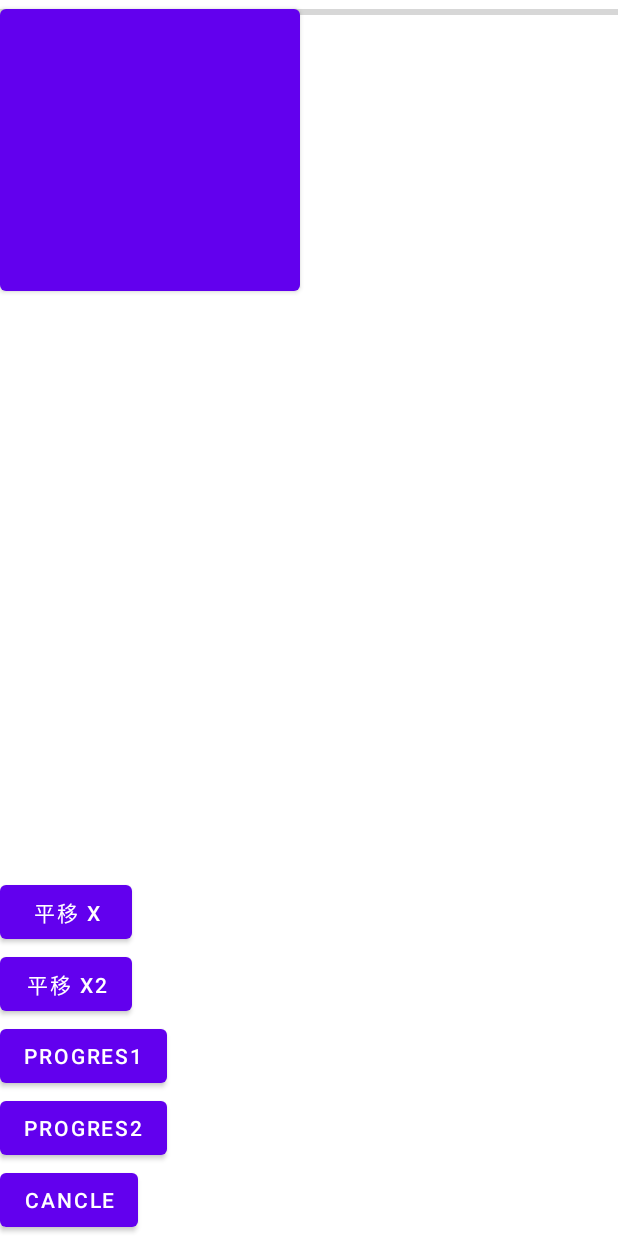
After one commit to limajia/PracticesRep, an Android app: the PropertyanimTestActivity screen opened directly, with no data from a screen before it, on a phone screen of 412 x 824 dp. The commit adds this screen. Run offline under Robolectric (Android 15) with nearby library versions, the phone set to English and light mode, and no system bars; libraries missing offline, so code that uses them is left out: com.github.moduth.blockcanary.

Commit message:
属性动画是可以重复使用的

```diff
--- a/app/src/main/AndroidManifest.xml
+++ b/app/src/main/AndroidManifest.xml
@@ -19,6 +19,13 @@
         android:roundIcon="@mipmap/ic_launcher_round"
         android:supportsRtl="true"
         android:theme="@style/Theme.MaterialComponents.Light.NoActionBar">
+        <activity
+            android:name=".PropertyanimTestActivity"
+            android:exported="false">
+            <meta-data
+                android:name="android.app.lib_name"
+                android:value="" />
+        </activity>
         <activity
             android:name=".RecyclerViewTestActivity"
             android:exported="false">
@@ -178,6 +185,7 @@
             android:name=".floatwindowtest.FloatPermissionGuideActivity"
             android:theme="@style/alertThemeActivity" />
         <activity android:name=".RecyclerViewTest.RecyclerViewTestActivity" />
+        <activity android:name=".PropertyanimTest.PropertyanimTestActivity" />
 
         <service android:name=".intentservice.IntentServiceTestActivity$CustomIntentService" />
     </application>
--- a/app/src/main/java/com/mlj/practicesrep/MainActivity.java
+++ b/app/src/main/java/com/mlj/practicesrep/MainActivity.java
@@ -23,6 +23,7 @@ import androidx.recyclerview.widget.RecyclerView;
 
 import com.google.android.material.bottomsheet.BottomSheetBehavior;
 import com.mlj.practicesrep.FileProvidertest.FileProviderTestActivity;
+import com.mlj.practicesrep.PropertyanimTest.PropertyanimTestActivity;
 import com.mlj.practicesrep.RecyclerViewTest.RecyclerViewTestActivity;
 import com.mlj.practicesrep.bindertest.client.BinderTestActivity;
 import com.mlj.practicesrep.blockcanary.BlockCanaryTestActivity;
@@ -76,6 +77,12 @@ public class MainActivity extends AppCompatActivity {
     protected void onCreate(Bundle savedInstanceState) {
         super.onCreate(savedInstanceState);
         setContentView(R.layout.activity_main);
+        //41 propertyanim_test
+        View propertyanim_test = findViewById(R.id.propertyanim_test);
+        propertyanim_test.setOnClickListener(v -> {
+            Intent intent = new Intent(MainActivity.this, PropertyanimTestActivity.class);
+            startActivity(intent);
+        });
         //41recyclerviewtest
         View recyclerview_test = findViewById(R.id.recyclerview_test);
         recyclerview_test.setOnClickListener(v -> {
--- /dev/null
+++ b/app/src/main/java/com/mlj/practicesrep/PropertyanimTest/PropertyanimTestActivity.java
@@ -0,0 +1,62 @@
+package com.mlj.practicesrep.PropertyanimTest;
+
+import android.animation.ObjectAnimator;
+import android.os.Bundle;
+import android.widget.Button;
+import android.widget.ProgressBar;
+
+import androidx.appcompat.app.AppCompatActivity;
+
+import com.mlj.practicesrep.R;
+
+public class PropertyanimTestActivity extends AppCompatActivity {
+
+    private Button mAnimview;
+    private Button mPingyix1;
+    private Button mPingyix2;
+    private Button mPingyix3;
+    ObjectAnimator animator;
+    ObjectAnimator proressanimator;
+    private ProgressBar mProgressHorizontal;
+    private Button mProgres1;
+    private Button mProgres2;
+    private Button mProgres3;
+
+    @Override
+    protected void onCreate(Bundle savedInstanceState) {
+        super.onCreate(savedInstanceState);
+        setContentView(R.layout.activity_propertyanim_test);
+        initView();
+    }
+
+    //1.多个同一属性的属性动画执行，后面的会替换之前的
+    //2.同一个ObjectAnimator可以多次start，都从属性额的开始到结束执行,是可以使用的
+    private void initView() {
+        mAnimview = findViewById(R.id.animview);
+        animator = ObjectAnimator.ofFloat(mAnimview, "translationY", 0, 200);
+        animator.setDuration(2000);
+        mPingyix1 = findViewById(R.id.pingyix1);
+        mPingyix1.setOnClickListener(v -> {
+            animator.start();
+        });
+        mPingyix2 = findViewById(R.id.pingyix2);
+        mPingyix2.setOnClickListener(v -> {
+            animator.start();
+        });
+        mProgressHorizontal = findViewById(R.id.progress_horizontal);
+        proressanimator = ObjectAnimator.ofInt(mProgressHorizontal, "progress", 0, 100);
+        proressanimator.setDuration(3000);
+        mProgres1 = findViewById(R.id.progres1);
+        mProgres1.setOnClickListener(v -> {
+            proressanimator.start();
+        });
+        mProgres2 = findViewById(R.id.progres2);
+        mProgres2.setOnClickListener(v -> {
+            proressanimator.start();
+        });
+        mProgres3 = findViewById(R.id.progres3);
+        mProgres3.setOnClickListener(v -> {
+            proressanimator.cancel();
+        });
+    }
+}
--- a/app/src/main/res/layout/activity_main.xml
+++ b/app/src/main/res/layout/activity_main.xml
@@ -10,6 +10,14 @@
         android:layout_height="match_parent"
         android:orientation="vertical"
         tools:context=".MainActivity">
+
+        <Button
+            android:id="@+id/propertyanim_test"
+            android:layout_width="match_parent"
+            android:layout_height="wrap_content"
+            android:text="propertyanimTest"
+            android:textAllCaps="false"
+            tools:ignore="HardcodedText" />
 
         <Button
             android:id="@+id/recyclerview_test"
--- /dev/null
+++ b/app/src/main/res/layout/activity_propertyanim_test.xml
@@ -0,0 +1,54 @@
+<?xml version="1.0" encoding="utf-8"?>
+<RelativeLayout xmlns:android="http://schemas.android.com/apk/res/android"
+    xmlns:app="http://schemas.android.com/apk/res-auto"
+    xmlns:tools="http://schemas.android.com/tools"
+    android:layout_width="match_parent"
+    android:layout_height="match_parent"
+    android:orientation="vertical"
+    tools:context=".PropertyanimTest.PropertyanimTestActivity">
+
+    <Button
+        android:id="@+id/animview"
+        android:layout_width="200dp"
+        android:layout_height="200dp" />
+
+    <ProgressBar
+        android:id="@+id/progress_horizontal"
+        android:layout_width="match_parent"
+        style="@style/Widget.AppCompat.ProgressBar.Horizontal"
+        android:layout_height="wrap_content"></ProgressBar>
+
+    <LinearLayout
+        android:layout_width="match_parent"
+        android:layout_height="wrap_content"
+        android:orientation="vertical"
+        android:layout_alignParentBottom="true">
+
+        <Button
+            android:id="@+id/pingyix1"
+            android:text="平移 x"
+            android:layout_width="wrap_content"
+            android:layout_height="wrap_content" />
+        <Button
+            android:id="@+id/pingyix2"
+            android:text="平移 x2"
+            android:layout_width="wrap_content"
+            android:layout_height="wrap_content" />
+        <Button
+            android:id="@+id/progres1"
+            android:text="progres1"
+            android:layout_width="wrap_content"
+            android:layout_height="wrap_content" />
+        <Button
+            android:id="@+id/progres2"
+            android:text="progres2"
+            android:layout_width="wrap_content"
+            android:layout_height="wrap_content" />
+        <Button
+            android:id="@+id/progres3"
+            android:text="cancle"
+            android:layout_width="wrap_content"
+            android:layout_height="wrap_content" />
+
+    </LinearLayout>
+</RelativeLayout>
```
